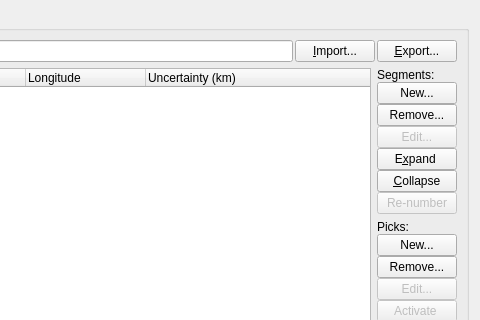
The window that src/qt-widgets/HellingerDialogUi.ui (GPlates/GPlates) describes before a commit, drawn with Qt 5; both pictures show x 358 to 838 and y 0 to 320 of the 838 by 800 pixel window.
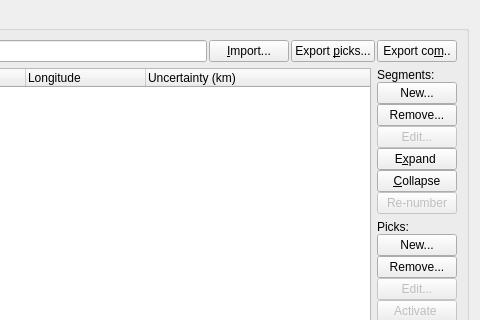
The same window after the commit.

Commit message: (hellinger) Prep for exporting hellinger info (with initial guess etc.) to a new .com file.

The edit to the form file:
```diff
--- a/src/qt-widgets/HellingerDialogUi.ui
+++ b/src/qt-widgets/HellingerDialogUi.ui
@@ -917,7 +917,14 @@
         <item>
          <widget class="QPushButton" name="button_export_file">
           <property name="text">
-           <string>&amp;Export...</string>
+           <string>Export &amp;picks...</string>
+          </property>
+         </widget>
+        </item>
+        <item>
+         <widget class="QPushButton" name="button_export_com_file">
+          <property name="text">
+           <string>Export co&amp;m..</string>
           </property>
          </widget>
         </item>
```
Left out of the diff: 2 changed lines with no effect on the pictures. The commit also changes 4 other files.
